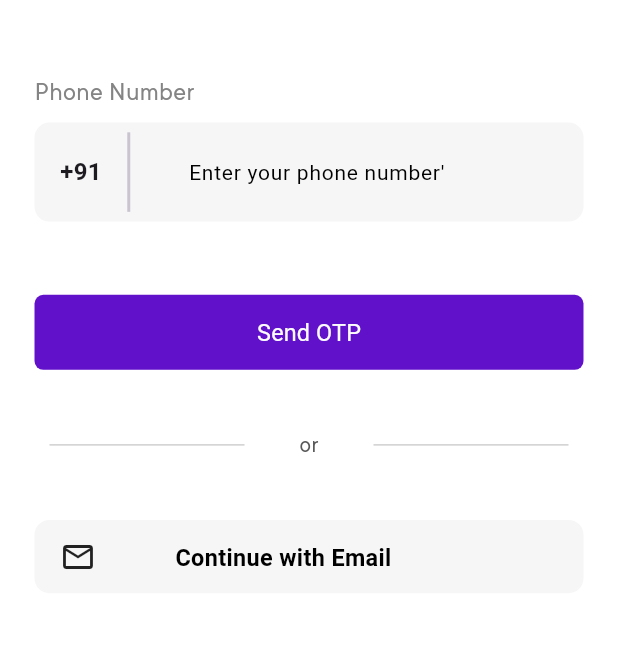
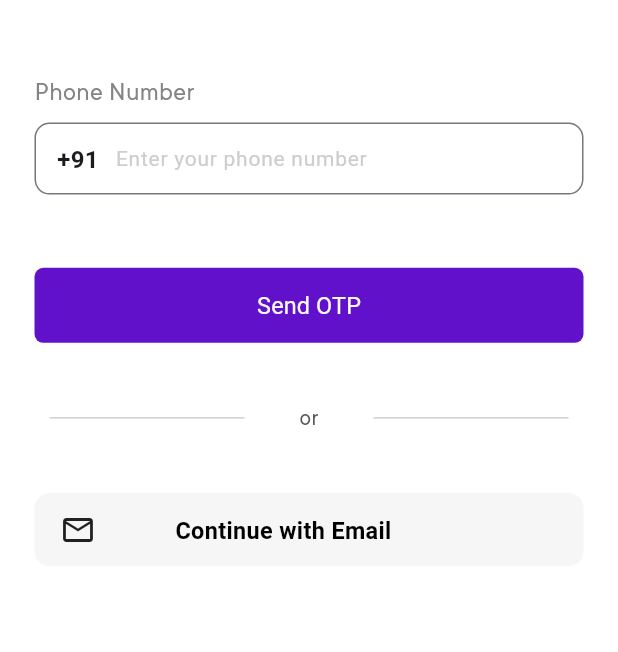
Before and after one commit to kishan06/Optify-Corporate, a Flutter app: the screen it shows after launch, on a phone screen of 412 x 824 dp, the part 298-950 px from its top. Run offline on Flutter 3.47's test engine with Material 3 defaults, Android fonts, the phone set to English and light mode, and no system bars; our stand-ins replace accordion, dio, dotted_line, dropdown_button2, file_picker, flutter_screenutil and 12 more; missing offline and left inert: mat_month_picker_dialog, remove_emoji_input_formatter; Roboto replaces fonts that are missing (Gilroy-Medium, Gilroy-SemiBold, Helvetica).

Commit message:
validation login

```diff
--- a/lib/Onboarding/LoginScreen.dart
+++ b/lib/Onboarding/LoginScreen.dart
@@ -1,12 +1,12 @@
 // ignore_for_file: file_names
 
+import 'package:Optifii_Corporate/Utils/CommonWidgets/Custombutton.dart';
+import 'package:Optifii_Corporate/Utils/CommonWidgets/Text.dart';
+import 'package:Optifii_Corporate/routes/route_name.dart';
 import 'package:flutter/material.dart';
 import 'package:flutter/services.dart';
 import 'package:flutter_screenutil/flutter_screenutil.dart';
 import 'package:get/get.dart';
-import 'package:Optifii_Corporate/Utils/CommonWidgets/Custombutton.dart';
-import 'package:Optifii_Corporate/Utils/CommonWidgets/Text.dart';
-import 'package:Optifii_Corporate/routes/route_name.dart';
 import 'package:remove_emoji_input_formatter/remove_emoji_input_formatter.dart';
 
 class LoginScreen extends StatefulWidget {
@@ -17,14 +17,15 @@ class LoginScreen extends StatefulWidget {
 }
 
 class _LoginScreenState extends State<LoginScreen> {
-  final numberController = TextEditingController();
-  final _formKey = GlobalKey<FormState>();
+  final GlobalKey<FormState> _formKey = GlobalKey<FormState>();
 
   bool isValidPhoneNumber(String phoneNumber) {
     final RegExp phoneNumberExpression = RegExp(r"^0{10}$");
     return !phoneNumberExpression.hasMatch(phoneNumber);
   }
 
+  final TextEditingController numberController = TextEditingController();
+  String? validationError;
   @override
   Widget build(BuildContext context) {
     return Scaffold(
@@ -56,65 +57,51 @@ class _LoginScreenState extends State<LoginScreen> {
                     ),
                     SizedBox(height: 8.h),
                     Container(
-                      padding: const EdgeInsets.symmetric(horizontal: 16),
-                      decoration: BoxDecoration(
-                        border: Border.all(
-                          color: const Color(0xFFF6F6F6),
-                        ),
-                        borderRadius: BorderRadius.circular(10),
-                        color: const Color(0xFFF6F6F6),
-                      ),
-                      child: IntrinsicHeight(
+                      child: Stack(
+                        children: [
+                          const Positioned(
+                            top: 13,
+                            left: 15,
                             child: Row(
                               children: [
-                            const Text(
+                                Text(
                                   '+91',
                                   style: TextStyle(
-                                  fontSize: 16, fontWeight: FontWeight.bold),
+                                      fontSize: 16,
+                                      fontWeight: FontWeight.bold),
                                 ),
-                            const SizedBox(width: 10),
-                            const VerticalDivider(
-                              thickness: 2,
-                              indent: 5.5,
-                              endIndent: 5.5,
+                              ],
                             ),
-                            Expanded(
-                              child: Padding(
-                                padding: const EdgeInsets.only(left: 22),
-                                child: TextFormField(
+                          ),
+                          TextFormField(
                             textAlignVertical: TextAlignVertical.center,
                             cursorColor: const Color(0xff000000),
                             enableInteractiveSelection: false,
-                                  autovalidateMode:
-                                      AutovalidateMode.onUserInteraction,
                             controller: numberController,
                             textCapitalization: TextCapitalization.none,
-                                  decoration: const InputDecoration(
-                                    hintStyle: TextStyle(
-                                        color: Color(0xff000000),
+                            decoration: InputDecoration(
+                              hintStyle: const TextStyle(
+                                color: Color(0xffCDCDCD),
                                 fontSize: 14,
                                 fontFamily: "Helvetica",
-                                        fontWeight: FontWeight.w400),
-                                    hintText: "Enter your phone number'",
-                                    border: InputBorder.none,
-                                    contentPadding: EdgeInsets.symmetric(
-                                        horizontal: 10, vertical: 20),
+                                fontWeight: FontWeight.w400,
+                              ),
+                              hintText: "Enter your phone number",
+                              border: const OutlineInputBorder(
+                                borderSide: BorderSide(
+                                    color: Color(0xffE0E0E0)), // Default border
+                                borderRadius: BorderRadius.all(
+                                    Radius.circular(10)), // Rounded corners
+                              ),
+                              contentPadding: const EdgeInsets.only(
+                                  left: 50, top: 10, right: 10, bottom: 10),
+                              errorText:
+                                  validationError, // Show error message if any
                             ),
                             style: const TextStyle(
-                                    color: Color(0xffCDCDCD),
+                              color: Color(0xff000000),
                             ),
                             keyboardType: TextInputType.phone,
-                                  validator: (value) {
-                                    if (value == null || value.isEmpty) {
-                                      return 'Enter your phone number';
-                                    } else if (!RegExp(r'^(?:[+0]9)?[0-9]{10}$')
-                                        .hasMatch(value)) {
-                                      return 'Enter a valid phone number';
-                                    } else if (isValidPhoneNumber(value)) {
-                                      return 'Phone number cannot contain 10 zeros';
-                                    }
-                                    return null;
-                                  },
                             inputFormatters: [
                               LengthLimitingTextInputFormatter(10),
                               RemoveEmojiInputFormatter(),
@@ -122,18 +109,27 @@ class _LoginScreenState extends State<LoginScreen> {
                                   RegExp('[0-9]')),
                             ],
                           ),
-                              ),
-                            ),
                         ],
-                        ),
                       ),
                     ),
                     SizedBox(height: 50.h),
                     CustomButton(
                       text: "Send OTP",
                       ontap: () {
+                        String phoneNumber = numberController.text;
+
+                        setState(() {
+                          if (phoneNumber.isEmpty) {
+                            validationError = 'Enter your phone number';
+                          } else if (!RegExp(r'^(?:[+0]9)?[0-9]{10}$')
+                              .hasMatch(phoneNumber)) {
+                            validationError = 'Enter a valid phone number';
+                          } else {
+                            validationError = null;
                             Get.toNamed(RouteName.otpScreen);
-                      }, // Call the sendOTP function
+                          }
+                        });
+                      },
                     ),
                     SizedBox(height: 40.h),
                     Row(
```
Also changed, not shown: lib/MainScreen/EmployeeTab/AddEmployee.dart (+72 -25 lines), lib/MainScreen/EmployeeTab/EmployeeDetails.dart (+5 -4 lines), lib/Onboarding/OTPScreen.dart (+37 -18 lines), lib/Utils/CommonWidgets/CommonTextFormField.dart (+8 -12 lines). Lines whose indentation alone changed are shown as unchanged.
